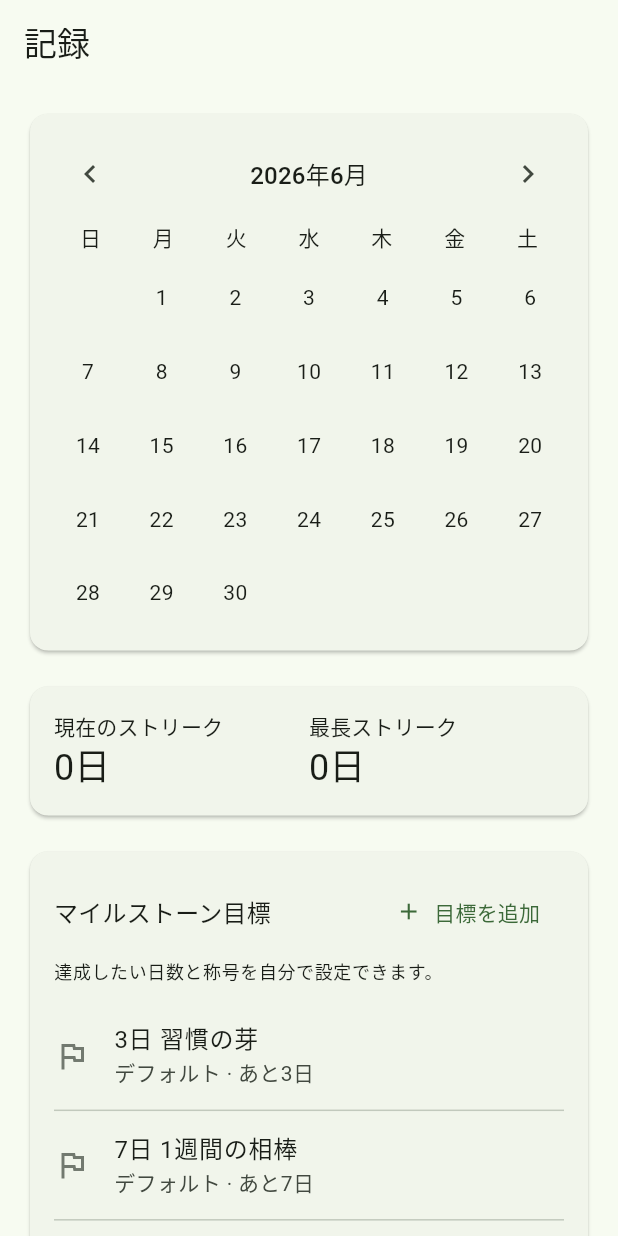
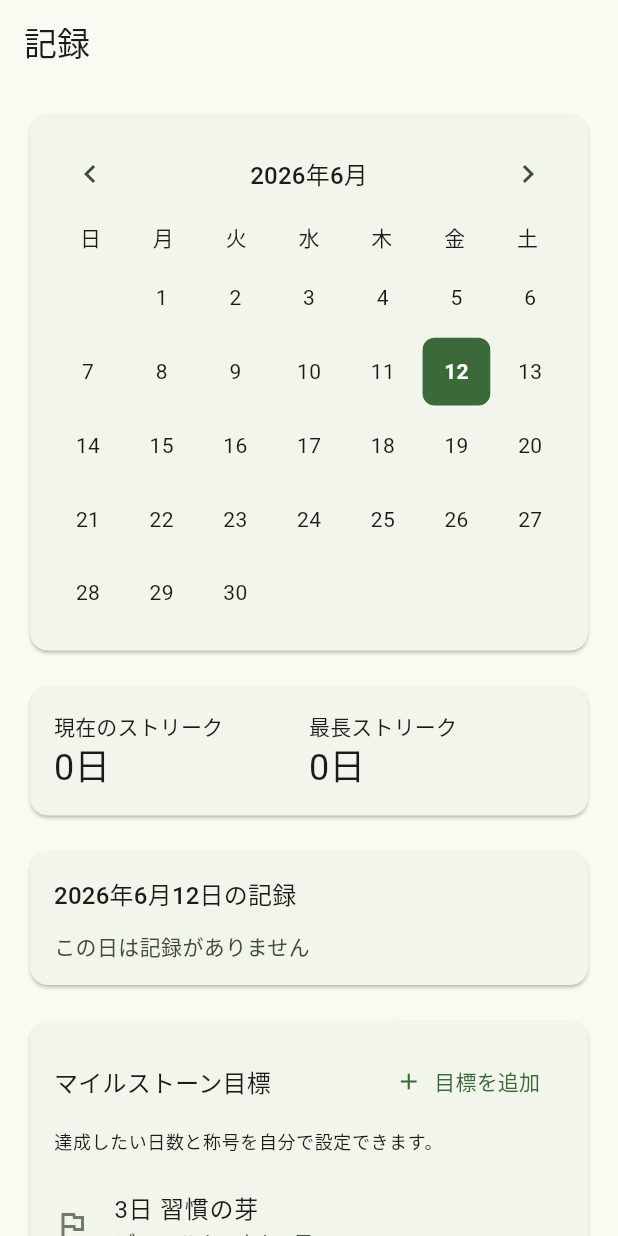
Before and after one commit to hakuchan-karityhi/fukkinApp, a Flutter app: the RecordsScreen screen opened directly, on a phone screen of 412 x 824 dp. Run offline on Flutter 3.47's test engine with Material 3 defaults, Android fonts, the phone set to English and light mode, and no system bars; our stand-ins replace drift, flutter_riverpod; accounts and stored records are empty; generated files the repository leaves out were written again.

Commit message:
記録タブで日付タップ時にその日のプランク履歴を一覧表示する。
カレンダー選択・ストリーク表示と併せて WorkoutRecord を日別に確認できるようにし、MVP-009 の受け入れ条件を満たす。

Co-authored-by: Cursor <cursoragent@cursor.com>

```diff
--- a/app/lib/app/providers.dart
+++ b/app/lib/app/providers.dart
@@ -1,6 +1,7 @@
 import "package:flutter_riverpod/flutter_riverpod.dart";
 
 import "../domain/models/game_constants.dart";
+import "../domain/models/workout_record.dart";
 import "../domain/models/plank_type.dart";
 import "../domain/models/streak_state.dart";
 import "../domain/models/user_progress.dart";
@@ -41,6 +42,12 @@ class TodayWorkoutSummary {
   final int sessionCount;
   final int earnedExpToday;
 }
+
+final workoutRecordsByDateProvider =
+    FutureProvider.family<List<WorkoutRecord>, DateTime>((ref, date) async {
+  final normalized = DateTime(date.year, date.month, date.day);
+  return ref.watch(workoutRepositoryProvider).getByDate(normalized);
+});
 
 final todayWorkoutSummaryProvider =
     FutureProvider<TodayWorkoutSummary>((ref) async {
--- a/app/lib/presentation/records/records_screen.dart
+++ b/app/lib/presentation/records/records_screen.dart
@@ -3,12 +3,18 @@ import "package:flutter_riverpod/flutter_riverpod.dart";
 import "../../app/providers.dart";
 import "../../domain/models/milestone.dart";
 import "../../domain/models/streak_state.dart";
+import "widgets/day_workout_list.dart";
 import "widgets/milestone_target_editor.dart";
 import "widgets/month_calendar.dart";
 
 final _recordsMonthProvider = StateProvider<DateTime>((ref) {
   final now = DateTime.now();
   return DateTime(now.year, now.month);
+});
+
+final _selectedDateProvider = StateProvider<DateTime>((ref) {
+  final now = DateTime.now();
+  return DateTime(now.year, now.month, now.day);
 });
 
 final _monthWorkoutDatesProvider =
@@ -25,10 +31,14 @@ class RecordsScreen extends ConsumerWidget {
   @override
   Widget build(BuildContext context, WidgetRef ref) {
     final month = ref.watch(_recordsMonthProvider);
+    final selectedDate = ref.watch(_selectedDateProvider);
     final streakAsync = ref.watch(streakStateProvider);
     final targetsAsync = ref.watch(milestoneTargetsProvider);
     final achievementsAsync = ref.watch(milestoneAchievementsProvider);
     final workoutDatesAsync = ref.watch(_monthWorkoutDatesProvider(month));
+    final dayRecordsAsync =
+        ref.watch(workoutRecordsByDateProvider(selectedDate));
+    final plankTypesAsync = ref.watch(plankTypesProvider);
 
     return Scaffold(
       appBar: AppBar(title: const Text("記録")),
@@ -38,6 +48,7 @@ class RecordsScreen extends ConsumerWidget {
           ref.invalidate(milestoneTargetsProvider);
           ref.invalidate(milestoneAchievementsProvider);
           ref.invalidate(_monthWorkoutDatesProvider(month));
+          ref.invalidate(workoutRecordsByDateProvider(selectedDate));
         },
         child: ListView(
           padding: const EdgeInsets.all(16),
@@ -47,6 +58,14 @@ class RecordsScreen extends ConsumerWidget {
                 year: month.year,
                 month: month.month,
                 workoutDates: dates,
+                selectedDate: selectedDate,
+                onDateSelected: (date) {
+                  ref.read(_selectedDateProvider.notifier).state = DateTime(
+                    date.year,
+                    date.month,
+                    date.day,
+                  );
+                },
                 onPreviousMonth: () {
                   ref.read(_recordsMonthProvider.notifier).state = DateTime(
                     month.year,
@@ -68,6 +87,23 @@ class RecordsScreen extends ConsumerWidget {
               data: (streak) => _StreakSummaryCard(streak: streak),
               loading: () => const SizedBox.shrink(),
               error: (_, __) => const SizedBox.shrink(),
+            ),
+            const SizedBox(height: 16),
+            dayRecordsAsync.when(
+              data: (records) => plankTypesAsync.when(
+                data: (plankTypes) => DayWorkoutList(
+                  selectedDate: selectedDate,
+                  records: records,
+                  plankTypeNames: {
+                    for (final plank in plankTypes) plank.id: plank.name,
+                  },
+                ),
+                loading: () => const Center(child: CircularProgressIndicator()),
+                error: (error, _) =>
+                    Text("種目名の読み込みに失敗: $error"),
+              ),
+              loading: () => const Center(child: CircularProgressIndicator()),
+              error: (error, _) => Text("履歴の読み込みに失敗: $error"),
             ),
             const SizedBox(height: 16),
             targetsAsync.when(
--- /dev/null
+++ b/app/lib/presentation/records/widgets/day_workout_list.dart
@@ -0,0 +1,66 @@
+import "package:flutter/material.dart";
+
+import "../../../domain/models/workout_record.dart";
+
+class DayWorkoutList extends StatelessWidget {
+  const DayWorkoutList({
+    super.key,
+    required this.selectedDate,
+    required this.records,
+    required this.plankTypeNames,
+  });
+
+  final DateTime selectedDate;
+  final List<WorkoutRecord> records;
+  final Map<String, String> plankTypeNames;
+
+  @override
+  Widget build(BuildContext context) {
+    final dateLabel =
+        "${selectedDate.year}年${selectedDate.month}月${selectedDate.day}日";
+
+    return Card(
+      child: Padding(
+        padding: const EdgeInsets.all(16),
+        child: Column(
+          crossAxisAlignment: CrossAxisAlignment.stretch,
+          children: [
+            Text(
+              "$dateLabelの記録",
+              style: Theme.of(context).textTheme.titleMedium,
+            ),
+            const SizedBox(height: 12),
+            if (records.isEmpty)
+              Text(
+                "この日は記録がありません",
+                style: Theme.of(context).textTheme.bodyMedium?.copyWith(
+                      color: Theme.of(context).colorScheme.onSurfaceVariant,
+                    ),
+              )
+            else
+              for (final record in records) ...[
+                ListTile(
+                  contentPadding: EdgeInsets.zero,
+                  title: Text(
+                    plankTypeNames[record.plankTypeId] ?? record.plankTypeId,
+                  ),
+                  subtitle: Text(
+                    "${record.targetSeconds}秒 · +${record.earnedExp} EXP · "
+                    "${_formatTime(record.completedAt)} · "
+                    "${record.sessionIndexOfDay}回目",
+                  ),
+                ),
+                if (record != records.last) const Divider(height: 1),
+              ],
+          ],
+        ),
+      ),
+    );
+  }
+}
+
+String _formatTime(DateTime dateTime) {
+  final hour = dateTime.hour.toString().padLeft(2, "0");
+  final minute = dateTime.minute.toString().padLeft(2, "0");
+  return "$hour:$minute";
+}
--- a/app/lib/presentation/records/widgets/month_calendar.dart
+++ b/app/lib/presentation/records/widgets/month_calendar.dart
@@ -6,6 +6,8 @@ class MonthCalendar extends StatelessWidget {
     required this.year,
     required this.month,
     required this.workoutDates,
+    required this.selectedDate,
+    required this.onDateSelected,
     required this.onPreviousMonth,
     required this.onNextMonth,
   });
@@ -13,8 +15,14 @@ class MonthCalendar extends StatelessWidget {
   final int year;
   final int month;
   final Set<DateTime> workoutDates;
+  final DateTime selectedDate;
+  final ValueChanged<DateTime> onDateSelected;
   final VoidCallback onPreviousMonth;
   final VoidCallback onNextMonth;
+
+  static bool isSameDay(DateTime a, DateTime b) {
+    return a.year == b.year && a.month == b.month && a.day == b.day;
+  }
 
   @override
   Widget build(BuildContext context) {
@@ -74,24 +82,42 @@ class MonthCalendar extends StatelessWidget {
                 }
 
                 final date = DateTime(year, month, day);
-                final hasWorkout = workoutDates.contains(date);
+                final hasWorkout = workoutDates.any(
+                  (workoutDate) => isSameDay(workoutDate, date),
+                );
+                final isSelected = isSameDay(selectedDate, date);
 
-                return Container(
+                return Material(
+                  color: Colors.transparent,
+                  child: InkWell(
+                    borderRadius: BorderRadius.circular(8),
+                    onTap: () => onDateSelected(date),
+                    child: Container(
                       alignment: Alignment.center,
                       decoration: BoxDecoration(
-                    color: hasWorkout
+                        color: isSelected
+                            ? colorScheme.primary
+                            : hasWorkout
                                 ? colorScheme.primaryContainer
                                 : Colors.transparent,
                         borderRadius: BorderRadius.circular(8),
+                        border: isSelected
+                            ? Border.all(color: colorScheme.primary, width: 2)
+                            : null,
                       ),
                       child: Text(
                         "$day",
                         style: TextStyle(
-                      fontWeight:
-                          hasWorkout ? FontWeight.bold : FontWeight.normal,
-                      color: hasWorkout
+                          fontWeight: hasWorkout || isSelected
+                              ? FontWeight.bold
+                              : FontWeight.normal,
+                          color: isSelected
+                              ? colorScheme.onPrimary
+                              : hasWorkout
                                   ? colorScheme.onPrimaryContainer
                                   : colorScheme.onSurface,
+                        ),
+                      ),
                     ),
                   ),
                 );
```
Also changed, not shown: 2 other files. Lines whose indentation alone changed are shown as unchanged.
